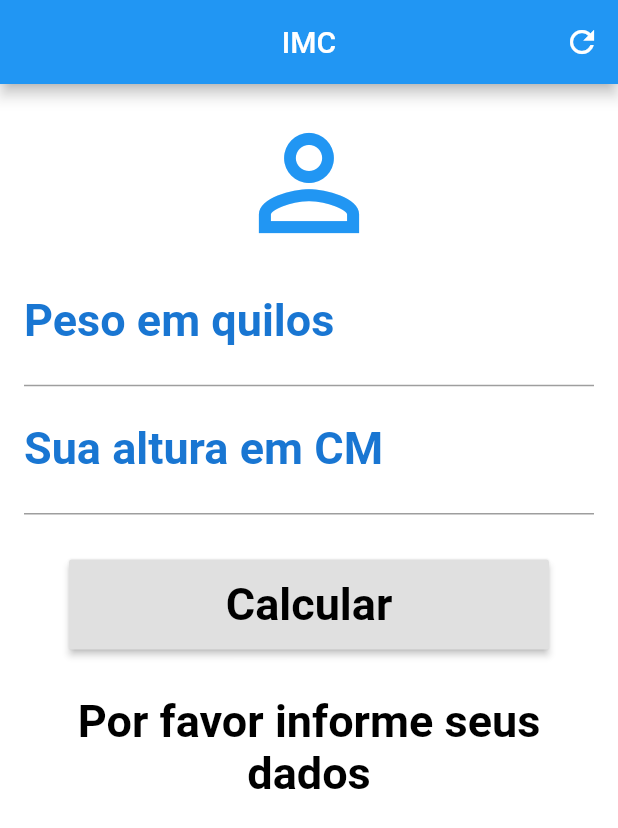
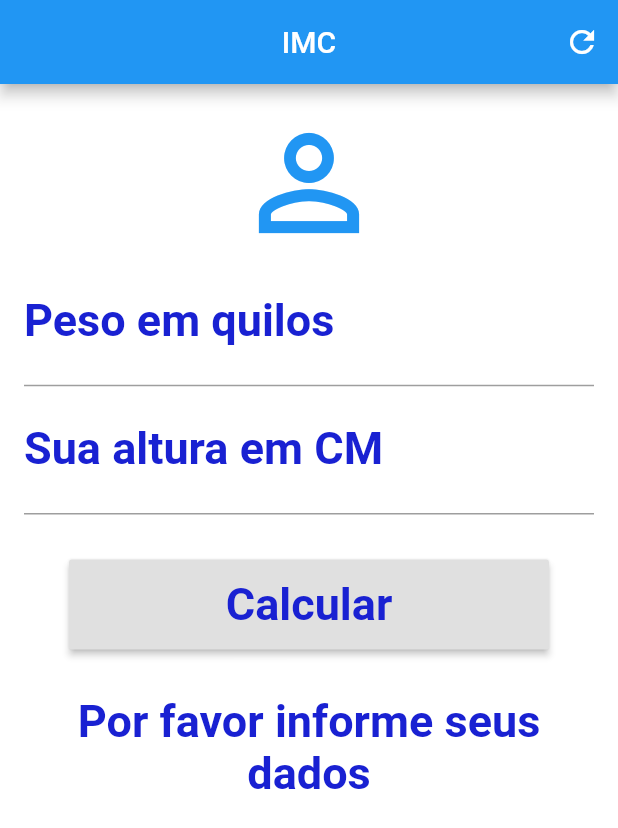
Before and after one commit to g4brielklein/imc_aula, a Flutter app: the screen it shows after launch, on a phone screen of 412 x 824 dp. Shown: the top 828 px of the screen. Run offline on Flutter 3.47's test engine with Material 2 defaults, Android fonts, the phone set to English and light mode, and no system bars.

Commit message:
Projeto iniciado

```diff
--- a/lib/main.dart
+++ b/lib/main.dart
@@ -56,9 +56,9 @@ class _HomeState extends State<Home> {
                     keyboardType: TextInputType.number,
                     decoration: InputDecoration(
                         labelText: "Peso em quilos",
-                        labelStyle: TextStyle(color: Colors.blue[700], fontWeight: FontWeight.bold)),
+                        labelStyle: TextStyle(color: Color(0XFF1921D2), fontWeight: FontWeight.bold)),
                     textAlign: TextAlign.center,
-                    style: TextStyle (color: Colors.black, fontSize: 30, fontWeight: FontWeight.bold),
+                    style: TextStyle (color: Color(0XFF1921D2), fontSize: 30, fontWeight: FontWeight.bold),
                     controller: pesoController,
                     validator: (value){
                       if(value!.isEmpty){
@@ -70,9 +70,9 @@ class _HomeState extends State<Home> {
                     keyboardType: TextInputType.number,
                     decoration: InputDecoration(
                         labelText: "Sua altura em CM",
-                        labelStyle: TextStyle(color: Colors.blue[700], fontWeight: FontWeight.bold)),
+                        labelStyle: TextStyle(color: Color(0XFF1921D2), fontWeight: FontWeight.bold)),
                     textAlign: TextAlign.center,
-                    style: TextStyle (color: Colors.black, fontSize: 30, fontWeight: FontWeight.bold),
+                    style: TextStyle (color: Color(0XFF1921D2), fontSize: 30, fontWeight: FontWeight.bold),
                     controller: alturaController,
                     validator: (value){
                       if(value!.isEmpty){
@@ -80,6 +80,7 @@ class _HomeState extends State<Home> {
                       }
                     }
                 ),
+
                 Padding(
                   padding: EdgeInsets.all(30),
                   child: Container(
@@ -92,14 +93,14 @@ class _HomeState extends State<Home> {
                         }
                       },
                       child: Text("Calcular",
-                        style: TextStyle(color: Colors.black, fontSize: 30, fontWeight: FontWeight.bold)
-                      )
+                        style: TextStyle(color: Color(0XFF1921D2), fontSize: 30, fontWeight: FontWeight.bold),
+                      ),
                     ),
                   ),
                 ),
                 Text(_mensagem,
                   textAlign: TextAlign.center,
-                  style: TextStyle(color: Colors.black, fontSize: 30, fontWeight: FontWeight.bold),
+                  style: TextStyle(color: Color(0XFF1921D2), fontSize: 30, fontWeight: FontWeight.bold),
 
                 )
               ],
@@ -108,6 +109,9 @@ class _HomeState extends State<Home> {
       ),
     );
   }
+
+// Adicionar: semanticLabel: 'Botão Calcular'
+
   void _calcular(){
     setState(() {
       double peso=double.parse(pesoController.text);
```
